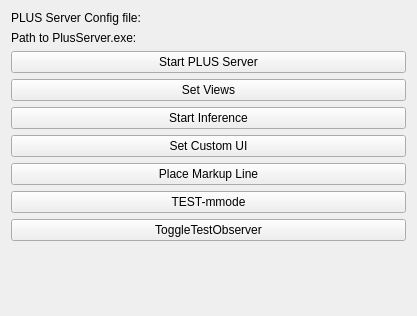
Above: UltrasoundObjectDetection/SlicerModule/BLUELungUltrasound/Resources/UI/BLUELungUltrasound.ui from SlicerIGT/aigt before the change. Below: the same form after it.
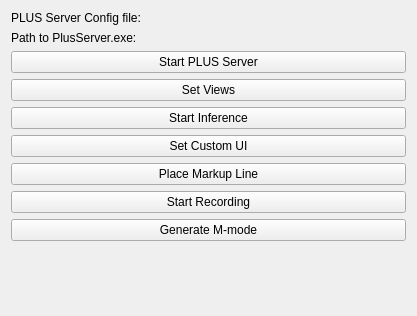
That is the form after the change. Custom widgets are drawn as their Qt base class.

Commit message: adding m-mode generation

The edit to the form file:
```diff
--- a/UltrasoundObjectDetection/SlicerModule/BLUELungUltrasound/Resources/UI/BLUELungUltrasound.ui
+++ b/UltrasoundObjectDetection/SlicerModule/BLUELungUltrasound/Resources/UI/BLUELungUltrasound.ui
@@ -89,23 +89,23 @@
      </property>
     </widget>
    </item>
-   <item>
-    <widget class="QPushButton" name="generateMModeButton">
-     <property name="text">
-      <string>TEST-mmode</string>
-     </property>
-    </widget>
-   </item>
    <item>
     <widget class="QPushButton" name="toggleTestObserverButton">
      <property name="text">
-      <string>ToggleTestObserver</string>
+      <string>Start Recording</string>
      </property>
      <property name="checkable">
       <bool>true</bool>
      </property>
     </widget>
    </item>
+   <item>
+    <widget class="QPushButton" name="generateMModeButton">
+     <property name="text">
+      <string>Generate M-mode</string>
+     </property>
+    </widget>
+   </item>
    <item>
     <spacer name="verticalSpacer">
      <property name="orientation">
```
The commit also changes 1 other file.
